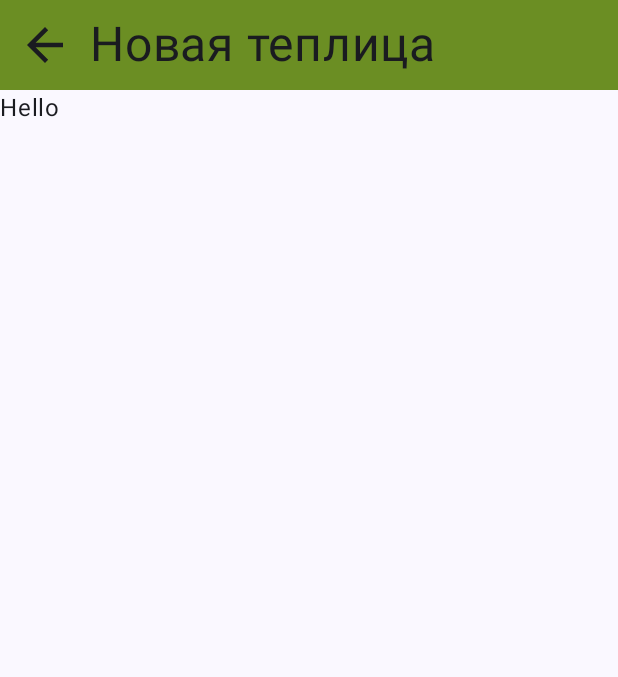
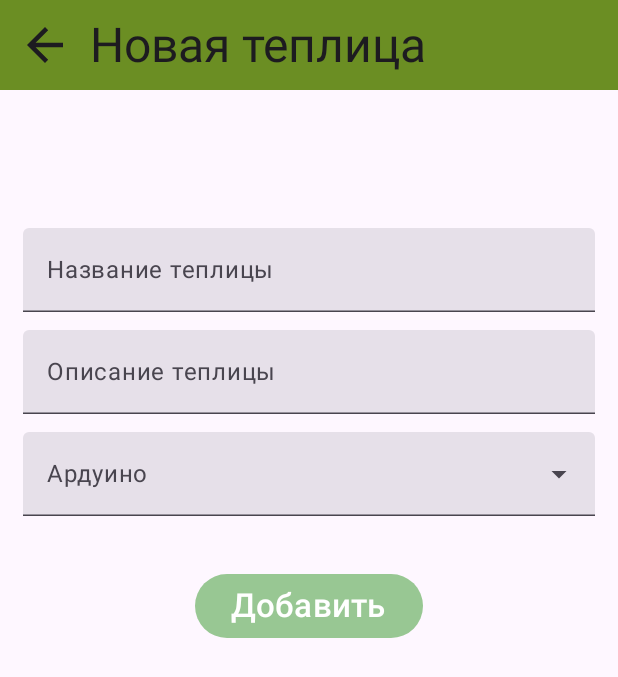
Before and after one commit to Crivetkaaa/SmartGarden.v.2.0, an Android app built with Jetpack Compose: the AddGardenPage screen opened directly, with no data from a screen before it, on a phone screen of 412 x 824 dp. Shown: the top 677 px of the screen. Run offline under Robolectric (Android 15) with nearby library versions, the phone set to English and light mode, and no system bars; libraries missing offline, so code that uses them is left out: khttp.get, khttp.post; 1 statement that could not run was skipped.

Commit message:
Много бла бла

```diff
--- a/app/src/main/AndroidManifest.xml
+++ b/app/src/main/AndroidManifest.xml
@@ -15,6 +15,11 @@
         android:supportsRtl="true"
         android:theme="@style/Theme.SmartGarden"
         tools:targetApi="31">
+        <activity
+            android:name=".GardenPage"
+            android:exported="false"
+            android:label="@string/title_activity_garden_page"
+            android:theme="@style/Theme.SmartGarden" />
         <activity
             android:name=".ArduinoPage"
             android:exported="false"
--- a/app/src/main/java/com/example/smartgarden/AddGardenPage.kt
+++ b/app/src/main/java/com/example/smartgarden/AddGardenPage.kt
@@ -1,29 +1,60 @@
 package com.example.smartgarden
+import android.graphics.drawable.Icon
 import android.os.Bundle
+import android.util.Log
 import androidx.activity.ComponentActivity
 import androidx.activity.compose.setContent
 import androidx.activity.enableEdgeToEdge
+import androidx.compose.foundation.background
+import androidx.compose.foundation.clickable
+import androidx.compose.foundation.layout.Arrangement
+import androidx.compose.foundation.layout.Box
 import androidx.compose.foundation.layout.Column
+import androidx.compose.foundation.layout.Row
+import androidx.compose.foundation.layout.Spacer
+import androidx.compose.foundation.layout.fillMaxHeight
 import androidx.compose.foundation.layout.fillMaxSize
+import androidx.compose.foundation.layout.fillMaxWidth
 import androidx.compose.foundation.layout.padding
+import androidx.compose.foundation.layout.width
 import androidx.compose.material.icons.Icons
 import androidx.compose.material.icons.filled.ArrowBack
+import androidx.compose.material.icons.filled.KeyboardArrowDown
+import androidx.compose.material.icons.filled.KeyboardArrowUp
+import androidx.compose.material.icons.filled.MoreVert
+import androidx.compose.material3.Button
+import androidx.compose.material3.ButtonDefaults
+import androidx.compose.material3.Divider
+import androidx.compose.material3.DropdownMenu
+import androidx.compose.material3.DropdownMenuItem
+import androidx.compose.material3.Icon
+import androidx.compose.material3.IconButton
+import androidx.compose.material3.OutlinedTextField
 import androidx.compose.material3.Scaffold
 import androidx.compose.material3.Text
 import androidx.compose.runtime.Composable
+import androidx.compose.runtime.LaunchedEffect
+import androidx.compose.runtime.getValue
+import androidx.compose.runtime.mutableStateOf
+import androidx.compose.runtime.remember
+import androidx.compose.runtime.setValue
 import androidx.compose.ui.Modifier
+import androidx.compose.ui.geometry.Size
+import androidx.compose.ui.layout.onGloballyPositioned
 import androidx.compose.ui.platform.LocalContext
+import androidx.compose.ui.platform.LocalDensity
+import androidx.compose.ui.res.colorResource
 import androidx.compose.ui.tooling.preview.Preview
-import com.example.smartgarden.ui.theme.SmartGardenTheme
+import androidx.compose.ui.unit.dp
+import androidx.compose.ui.unit.sp
+import androidx.compose.ui.unit.toSize
 
 class AddGardenPage : ComponentActivity() {
     override fun onCreate(savedInstanceState: Bundle?) {
         super.onCreate(savedInstanceState)
         enableEdgeToEdge()
         setContent {
-            SmartGardenTheme {
                     Greeting3()
-            }
         }
     }
 }
@@ -32,6 +63,17 @@ class AddGardenPage : ComponentActivity() {
 fun Greeting3(modifier: Modifier = Modifier) {
     val content = LocalContext.current
 
+    val garden_name = remember { mutableStateOf("") }
+    val garden_discription = remember { mutableStateOf("") }
+    val arduino_id = remember { mutableStateOf("") }
+
+    val free_arduin =  remember { mutableStateOf<ArrayList<Arduino>?>(null) }
+
+    LaunchedEffect(false) {
+        usrManager.getArduino(true) { result ->
+            free_arduin.value = result
+        }
+    }
     Scaffold (modifier = Modifier.fillMaxSize()) { innerPadding ->
         Column(modifier = Modifier.padding(innerPadding)) {
             TopMenu(
@@ -41,18 +83,58 @@ fun Greeting3(modifier: Modifier = Modifier) {
                 Icons.Default.ArrowBack,
                 { backArrowButton(content) }
             )
-            Text(
-                text = "Hello",
-                modifier = modifier
+
+            Spacer(Modifier.fillMaxHeight(0.12f))
+
+            InputString(
+                garden_name.value,
+                { garden_name.value = it },
+                "Название теплицы",
+                "Синяя теплица",
+                false,
             )
+
+            Spacer(Modifier.fillMaxWidth(0.06f).padding(6.dp))
+
+            InputString(
+                garden_discription.value,
+                { garden_discription.value = it },
+                "Описание теплицы",
+                "Синяя теплица",
+                false
+            )
+
+            Spacer(Modifier.fillMaxWidth(0.06f).padding(6.dp))
+
+            DropMenu({arduino_id.value = it}, "Ардуино", "Ваша ардуино", free_arduin.value)
+
+            Row(modifier = Modifier.fillMaxWidth().padding(24.dp),
+                horizontalArrangement = Arrangement.Center) {
+                Button(modifier = Modifier.padding(12.dp),
+                    colors = ButtonDefaults.buttonColors(colorResource(R.color.SignInButton)),
+                    onClick = {
+                        if (arduino_id.value.isEmpty()) {
+                            addArduinoInGarden(content,
+                                garden_name=garden_name.value, garden_discription=garden_discription.value)
+                        } else {
+                            addArduinoInGarden(
+                                content, arduino_id.value.toInt(),
+                                garden_name.value, garden_discription.value
+                            )
+                        }
+                        Log.d("MyTag", "${arduino_id.value}")
+
+                    }) {
+                    Text("Добавить", fontSize = 22.sp)
+                }
+            }
         }
     }
 }
 
+
 @Preview(showBackground = true)
 @Composable
 fun GreetingPreview3() {
-    SmartGardenTheme {
         Greeting3()
     }
-}
--- a/app/src/main/java/com/example/smartgarden/ClassesFile.kt
+++ b/app/src/main/java/com/example/smartgarden/ClassesFile.kt
@@ -23,6 +23,7 @@ data class Arduino(
 )
 class UserManager(){
     var usr: User? = null
+    var garden_clickable: Int? = null
 
 
     fun addUser(id: Int) {usr = User(id)}
@@ -34,8 +35,8 @@ class UserManager(){
         }
     }
 
-    fun getArduino(callback: (ArrayList<Arduino>) -> Unit){
-        ConnectToAPI().getArduinoFromAPI{ result ->
+    fun getArduino(free_arduino:(Boolean) = false, callback: (ArrayList<Arduino>) -> Unit){
+        ConnectToAPI().getArduinoFromAPI(free_arduino){ result ->
             callback(result)
         }
     }
--- a/app/src/main/java/com/example/smartgarden/GeneratePage.kt
+++ b/app/src/main/java/com/example/smartgarden/GeneratePage.kt
@@ -2,8 +2,10 @@ package com.example.smartgarden
 
 import android.content.Context
 import android.renderscript.ScriptGroup.Input
+import android.util.Log
 import androidx.compose.foundation.background
 import androidx.compose.foundation.clickable
+import androidx.compose.foundation.layout.Box
 import androidx.compose.foundation.layout.Row
 import androidx.compose.foundation.layout.fillMaxHeight
 import androidx.compose.foundation.layout.fillMaxSize
@@ -12,25 +14,33 @@ import androidx.compose.foundation.layout.padding
 import androidx.compose.foundation.layout.size
 import androidx.compose.material.icons.Icons
 import androidx.compose.material.icons.filled.ArrowBack
+import androidx.compose.material.icons.filled.ArrowDropDown
 import androidx.compose.material.icons.filled.Face
 import androidx.compose.material.icons.filled.Home
+import androidx.compose.material3.Divider
+import androidx.compose.material3.DropdownMenu
+import androidx.compose.material3.DropdownMenuItem
 import androidx.compose.material3.Icon
+import androidx.compose.material3.IconButton
 import androidx.compose.material3.Text
 import androidx.compose.material3.TextField
 import androidx.compose.runtime.Composable
 import androidx.compose.runtime.mutableStateOf
 import androidx.compose.runtime.remember
+import androidx.compose.runtime.traceEventEnd
 import androidx.compose.ui.Alignment
 import androidx.compose.ui.Modifier
 import androidx.compose.ui.graphics.Color
 import androidx.compose.ui.graphics.vector.ImageVector
 import androidx.compose.ui.layout.ModifierLocalBeyondBoundsLayout
+import androidx.compose.ui.platform.LocalContext
 import androidx.compose.ui.res.colorResource
 import androidx.compose.ui.text.input.PasswordVisualTransformation
 import androidx.compose.ui.text.input.VisualTransformation
 import androidx.compose.ui.tooling.preview.Preview
 import androidx.compose.ui.unit.dp
 import androidx.compose.ui.unit.sp
+
 
 
 
@@ -59,7 +69,11 @@ fun TopMenu(context: Context, text: String, description:String, icon:ImageVector
 @Composable
 fun InputString(myvalue: String, myonvalue: (String) -> Unit,
                 label: String, placeholder: String, visual:Boolean){
+
     val passwordTransformation = if (visual) PasswordVisualTransformation() else VisualTransformation.None
+
+
+    Row(modifier = Modifier.fillMaxWidth()) {
         TextField(
             value = myvalue,
             onValueChange = myonvalue,
@@ -68,5 +82,49 @@ fun InputString(myvalue: String, myonvalue: (String) -> Unit,
             visualTransformation = passwordTransformation,
             modifier = Modifier.fillMaxWidth().padding(horizontal = 15.dp)
         )
+    }
+}
 
+@Composable
+fun DropMenu(myonvalue: (String) -> Unit, label: String, placeholder: String, arduino_data: ArrayList<Arduino>?){
+    val expanded = remember { mutableStateOf(false) }
+    var selectedOption = remember { mutableStateOf("") }
+
+    Row(modifier = Modifier.fillMaxWidth()) {
+        TextField(
+            value = selectedOption.value,
+            onValueChange = myonvalue,
+            label = { Text(label) },
+            placeholder = { Text(placeholder) },
+            modifier = Modifier.fillMaxWidth().padding(horizontal = 15.dp),
+            readOnly = true,
+
+            trailingIcon = {
+                    Box {
+                        IconButton(onClick = { expanded.value = true }) {
+                            Icon(
+                                Icons.Default.ArrowDropDown,
+                                contentDescription = "Показать меню"
+                            )
                         }
+
+                        DropdownMenu(
+                            expanded = expanded.value,
+                            onDismissRequest = { expanded.value = false }
+                        ) {
+                            for(arduino in arduino_data!!) {
+                                DropdownMenuItem(
+                                    onClick = {
+                                        selectedOption.value = arduino.arduino_name
+                                        myonvalue(arduino.arduino_id.toString())
+                                        expanded.value = false
+                                    },
+                                    text = { Text("${arduino.arduino_name}") }
+                                )
+                            }
+                        }
+                    }
+            }
+        )
+    }
+}
--- a/app/src/main/res/values/strings.xml
+++ b/app/src/main/res/values/strings.xml
@@ -5,4 +5,5 @@
     <string name="title_activity_add_garden_page">AddGardenPage</string>
     <string name="title_activity_reg_page">RegPage</string>
     <string name="title_activity_arduino_page">ArduinoPage</string>
+    <string name="title_activity_garden_page">GardenPage</string>
 </resources>
--- a/app/src/main/res/xml/network_security_config.xml
+++ b/app/src/main/res/xml/network_security_config.xml
@@ -1,6 +1,6 @@
 <?xml version="1.0" encoding="utf-8"?>
 <network-security-config>
     <domain-config cleartextTrafficPermitted="true">
-        <domain includeSubdomains="true">188.32.24.142</domain>
+        <domain includeSubdomains="true">192.168.1.120</domain>
     </domain-config>
 </network-security-config>
```
Also changed, not shown: app/src/main/java/com/example/smartgarden/ClickFunctions.kt (+23 -1 lines), app/src/main/java/com/example/smartgarden/ConnectToAPI.kt (+14 -2 lines), app/src/main/java/com/example/smartgarden/GardenPage.kt (added, +63 -0 lines), app/src/main/java/com/example/smartgarden/HomePage.kt (+2 -8 lines). Lines whose indentation alone changed are shown as unchanged.
